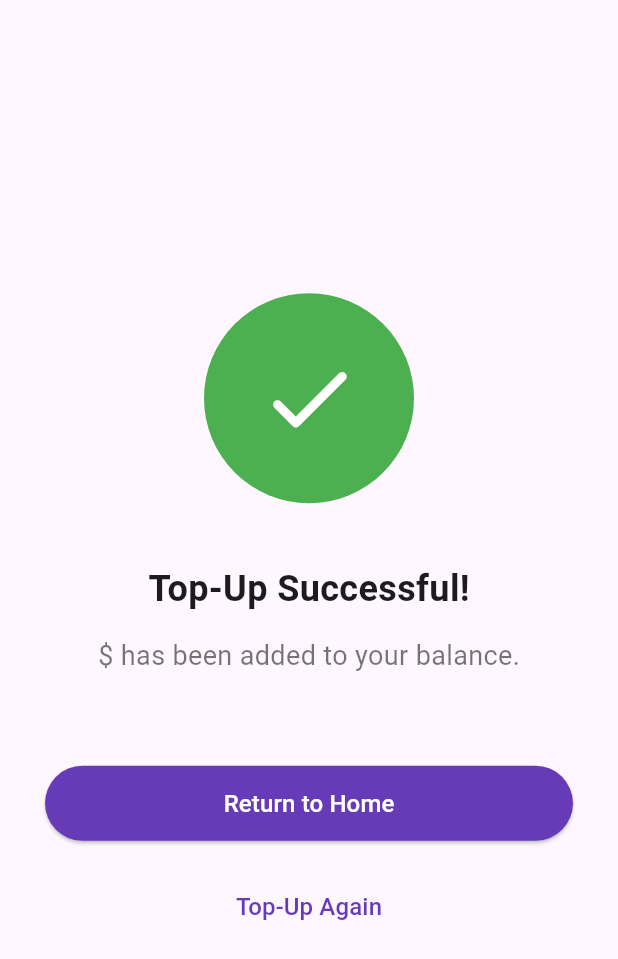
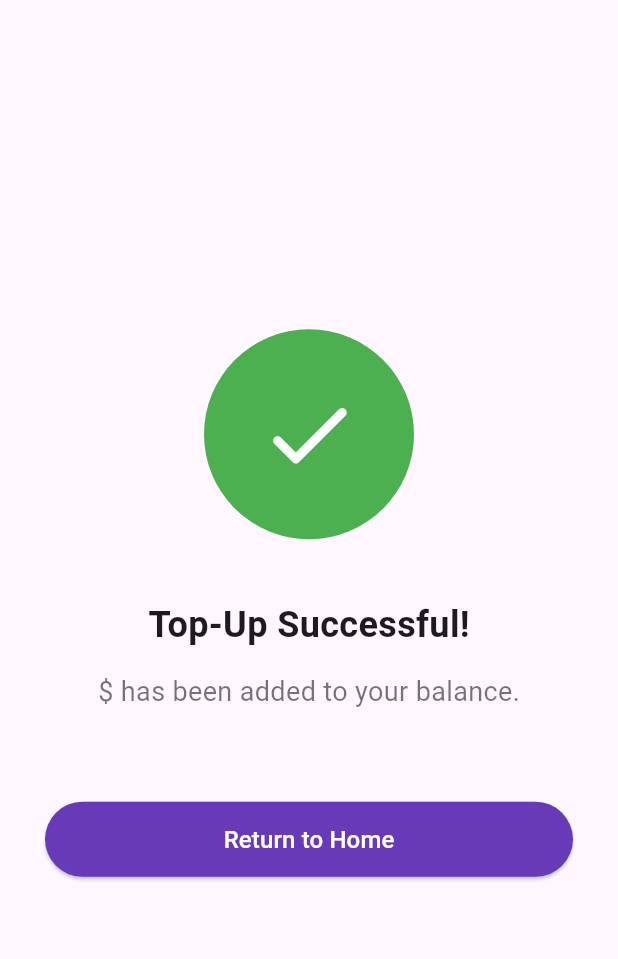
Before and after one commit to fanta1ty/flutter_e_wallet_app, a Flutter app: the _TopUpSuccessPage screen opened directly with empty values, on a phone screen of 412 x 824 dp. Shown: the top 959 px of the screen. Run offline on Flutter 3.47's test engine with Material 3 defaults, Android fonts, the phone set to English and light mode, and no system bars; our stand-ins replace bloc, cloud_firestore, firebase_auth, firebase_core, flutter_bloc, google_fonts; accounts and stored records are empty.

Commit message:
Update topup_success.dart

```diff
--- a/e_wallet/lib/screen/topup_success/topup_success.dart
+++ b/e_wallet/lib/screen/topup_success/topup_success.dart
@@ -87,15 +87,6 @@ class _TopUpSuccessPage extends StatelessWidget {
                     ),
                   ),
                   const SizedBox(height: 20),
-                  TextButton(
-                    onPressed: () {
-                      Navigator.pop(context); // Back to the top-up screen
-                    },
-                    child: const Text(
-                      'Top-Up Again',
-                      style: TextStyle(fontSize: 16, color: Colors.deepPurple),
-                    ),
-                  ),
                 ],
               ),
             ),
```
